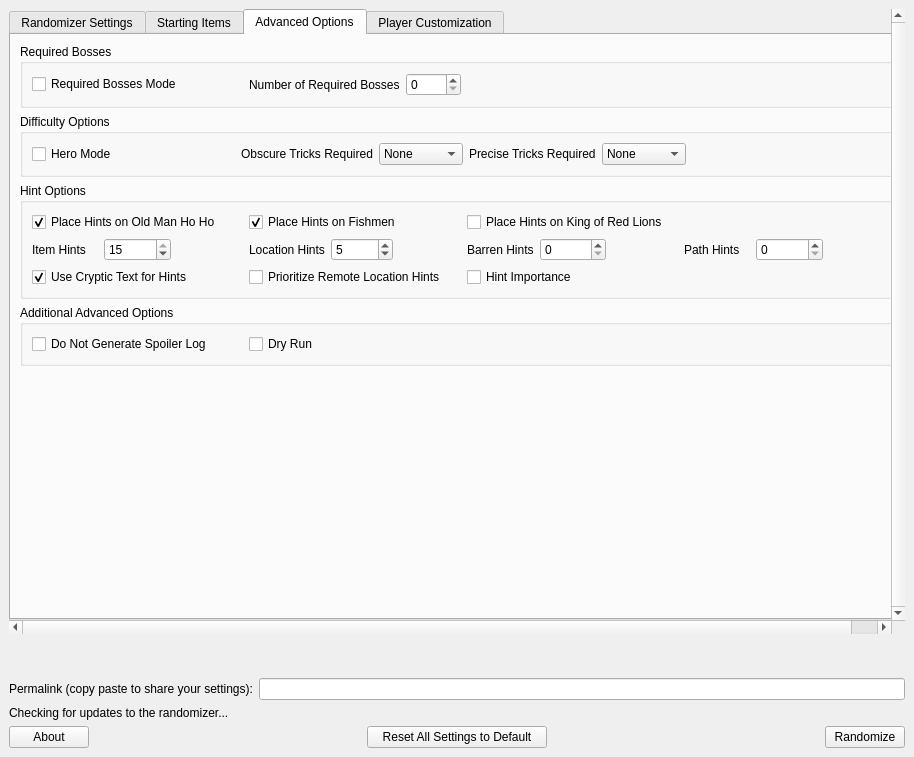
This is wwr_ui/randomizer_window.ui in tanjo3/wwrando as Qt 5 draws it before an edit. The edited form follows.
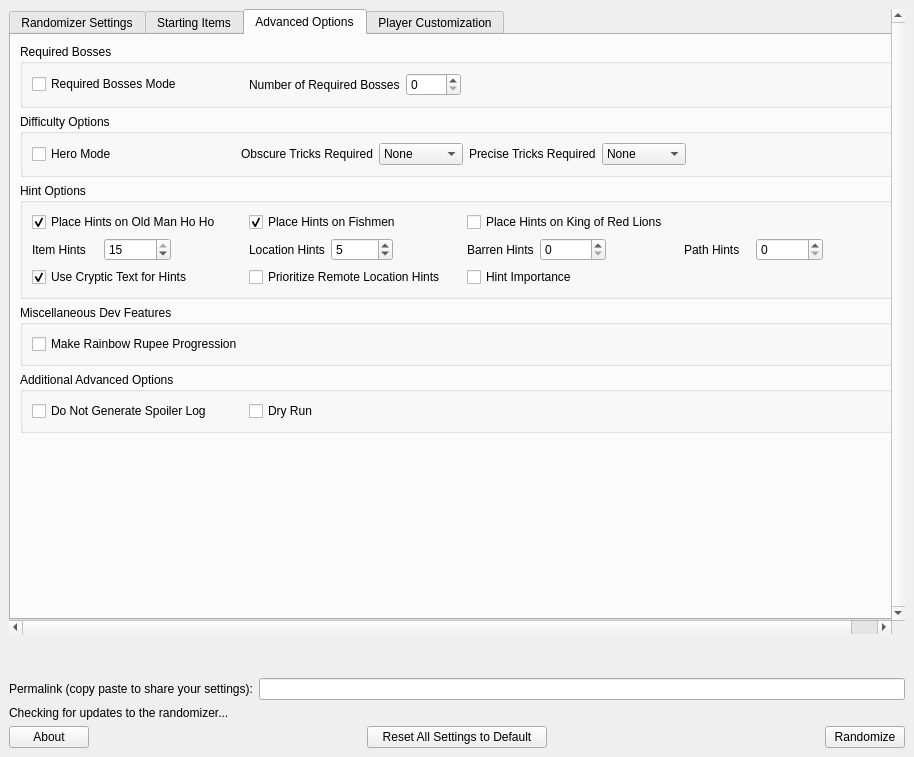
This is the edited form. The open tabs and pages were chosen to show the change. Custom widgets are drawn as their Qt base class.

Commit message: Add option to put the rainbow rupee into the progress item pool

```diff
--- a/wwr_ui/randomizer_window.ui
+++ b/wwr_ui/randomizer_window.ui
@@ -1178,6 +1178,31 @@
               </layout>
              </widget>
             </item>
+            <item>
+             <widget class="QGroupBox" name="dev_features_groupbox">
+              <property name="title">
+               <string>Miscellaneous Dev Features</string>
+              </property>
+              <layout class="QGridLayout" name="layout_dev_features">
+               <item row="0" column="0">
+                <widget class="QCheckBox" name="rainbow_rupee_progress">
+                 <property name="text">
+                  <string>Make Rainbow Rupee Progression</string>
+                 </property>
+                </widget>
+               </item>
+               <item row="0" column="1">
+                <widget class="QWidget" name="widget_11" native="true"/>
+               </item>
+               <item row="0" column="2">
+                <widget class="QWidget" name="widget_12" native="true"/>
+               </item>
+               <item row="0" column="3">
+                <widget class="QWidget" name="widget_13" native="true"/>
+               </item>
+              </layout>
+             </widget>
+            </item>
             <item>
              <widget class="QGroupBox" name="groupBox_6">
               <property name="title">
@@ -1192,10 +1217,10 @@
                 </widget>
                </item>
                <item row="0" column="2">
-                <widget class="QWidget" name="widget_11" native="true"/>
+                <widget class="QWidget" name="widget_14" native="true"/>
                </item>
                <item row="0" column="3">
-                <widget class="QWidget" name="widget_12" native="true"/>
+                <widget class="QWidget" name="widget_15" native="true"/>
                </item>
                <item row="0" column="1">
                 <widget class="QCheckBox" name="dry_run">
```
Left out of the diff: 1 changed line with no effect on the pictures. The commit also changes 4 other files.
